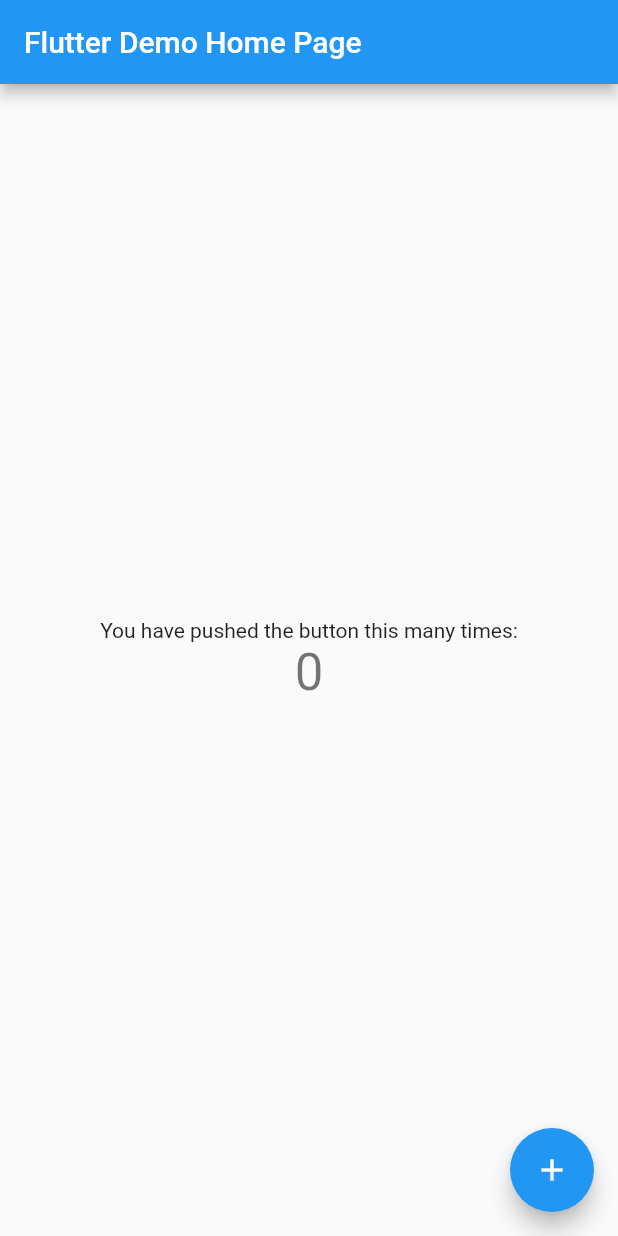
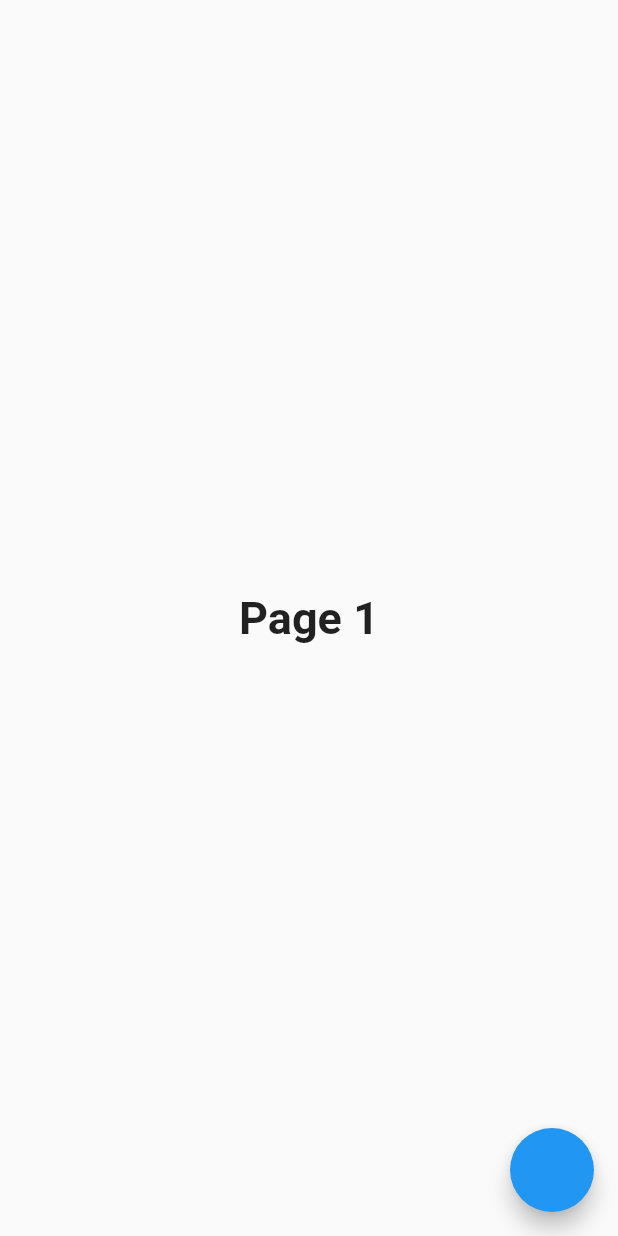
Before and after one commit to SEbbaDK/maptogether, a Flutter app: the screen it shows after launch, on a phone screen of 412 x 824 dp. Run offline on Flutter 3.47's test engine with Material 2 defaults, Android fonts, the phone set to English and light mode, and no system bars.

Commit message:
Basic UI navigation setup

```diff
--- a/client/lib/main.dart
+++ b/client/lib/main.dart
@@ -1,117 +1,17 @@
+import 'package:client/page1.dart';
 import 'package:flutter/material.dart';
 
-void main() {
-  runApp(MyApp());
-}
+void main() => runApp(MyApp());
 
 class MyApp extends StatelessWidget {
-  // This widget is the root of your application.
   @override
   Widget build(BuildContext context) {
     return MaterialApp(
       title: 'Flutter Demo',
       theme: ThemeData(
-        // This is the theme of your application.
-        //
-        // Try running your application with "flutter run". You'll see the
-        // application has a blue toolbar. Then, without quitting the app, try
-        // changing the primarySwatch below to Colors.green and then invoke
-        // "hot reload" (press "r" in the console where you ran "flutter run",
-        // or simply save your changes to "hot reload" in a Flutter IDE).
-        // Notice that the counter didn't reset back to zero; the application
-        // is not restarted.
         primarySwatch: Colors.blue,
-        // This makes the visual density adapt to the platform that you run
-        // the app on. For desktop platforms, the controls will be smaller and
-        // closer together (more dense) than on mobile platforms.
-        visualDensity: VisualDensity.adaptivePlatformDensity,
       ),
-      home: MyHomePage(title: 'Flutter Demo Home Page'),
+      home: Page1(),
     );
   }
 }
-
-class MyHomePage extends StatefulWidget {
-  MyHomePage({Key key, this.title}) : super(key: key);
-
-  // This widget is the home page of your application. It is stateful, meaning
-  // that it has a State object (defined below) that contains fields that affect
-  // how it looks.
-
-  // This class is the configuration for the state. It holds the values (in this
-  // case the title) provided by the parent (in this case the App widget) and
-  // used by the build method of the State. Fields in a Widget subclass are
-  // always marked "final".
-
-  final String title;
-
-  @override
-  _MyHomePageState createState() => _MyHomePageState();
-}
-
-class _MyHomePageState extends State<MyHomePage> {
-  int _counter = 0;
-
-  void _incrementCounter() {
-    setState(() {
-      // This call to setState tells the Flutter framework that something has
-      // changed in this State, which causes it to rerun the build method below
-      // so that the display can reflect the updated values. If we changed
-      // _counter without calling setState(), then the build method would not be
-      // called again, and so nothing would appear to happen.
-      _counter++;
-    });
-  }
-
-  @override
-  Widget build(BuildContext context) {
-    // This method is rerun every time setState is called, for instance as done
-    // by the _incrementCounter method above.
-    //
-    // The Flutter framework has been optimized to make rerunning build methods
-    // fast, so that you can just rebuild anything that needs updating rather
-    // than having to individually change instances of widgets.
-    return Scaffold(
-      appBar: AppBar(
-        // Here we take the value from the MyHomePage object that was created by
-        // the App.build method, and use it to set our appbar title.
-        title: Text(widget.title),
-      ),
-      body: Center(
-        // Center is a layout widget. It takes a single child and positions it
-        // in the middle of the parent.
-        child: Column(
-          // Column is also a layout widget. It takes a list of children and
-          // arranges them vertically. By default, it sizes itself to fit its
-          // children horizontally, and tries to be as tall as its parent.
-          //
-          // Invoke "debug painting" (press "p" in the console, choose the
-          // "Toggle Debug Paint" action from the Flutter Inspector in Android
-          // Studio, or the "Toggle Debug Paint" command in Visual Studio Code)
-          // to see the wireframe for each widget.
-          //
-          // Column has various properties to control how it sizes itself and
-          // how it positions its children. Here we use mainAxisAlignment to
-          // center the children vertically; the main axis here is the vertical
-          // axis because Columns are vertical (the cross axis would be
-          // horizontal).
-          mainAxisAlignment: MainAxisAlignment.center,
-          children: <Widget>[
-            Text(
-              'You have pushed the button this many times:',
-            ),
-            Text(
-              '$_counter',
-              style: Theme.of(context).textTheme.headline4,
-            ),
-          ],
-        ),
-      ),
-      floatingActionButton: FloatingActionButton(
-        onPressed: _incrementCounter,
-        tooltip: 'Increment',
-        child: Icon(Icons.add),
-      ), // This trailing comma makes auto-formatting nicer for build methods.
-    );
-  }
-}
--- /dev/null
+++ b/client/lib/page1.dart
@@ -0,0 +1,27 @@
+import 'package:client/page2.dart';
+import 'package:flutter/material.dart';
+
+class Page1 extends StatelessWidget {
+  @override
+  Widget build(BuildContext context) {
+    return Scaffold(
+      floatingActionButton: FloatingActionButton(onPressed: () async{
+        var navigationResult = await Navigator.push(context, new MaterialPageRoute(
+            builder: (context) => Page2()
+        ));
+        if(navigationResult == true){
+          showDialog(context: context,
+              builder: (context)=> AlertDialog(title: Text('Navigation result success'),));
+        }
+      },),
+      body: Container(
+        child: Center(
+          child: Text(
+            'Page 1',
+            style: TextStyle(fontSize: 30.0, fontWeight: FontWeight.bold),
+          ),
+        ),
+      ),
+    );
+  }
+}
```
Also changed, not shown: client/lib/page2.dart (added, +20 -0 lines).
